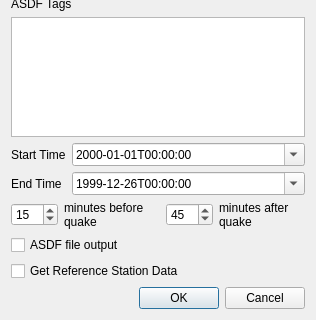
outdoorpet/asdf_sextant, file selection_dialog.ui: the form before one commit; both pictures show x 0 to 316 and y 531 to 851 of the 316 by 851 pixel window.
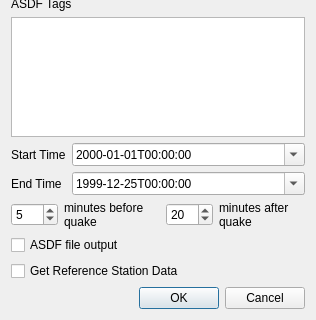
The form after the commit.

The edit to the form file:
```diff
--- a/selection_dialog.ui
+++ b/selection_dialog.ui
@@ -35,7 +35,7 @@
         <number>200</number>
        </property>
        <property name="value">
-        <number>15</number>
+        <number>5</number>
        </property>
       </widget>
      </item>
@@ -58,7 +58,7 @@
         <number>200</number>
        </property>
        <property name="value">
-        <number>45</number>
+        <number>20</number>
        </property>
       </widget>
      </item>
@@ -192,7 +192,7 @@
         <date>
          <year>1999</year>
          <month>12</month>
-         <day>26</day>
+         <day>25</day>
         </date>
        </property>
        <property name="displayFormat">
```
